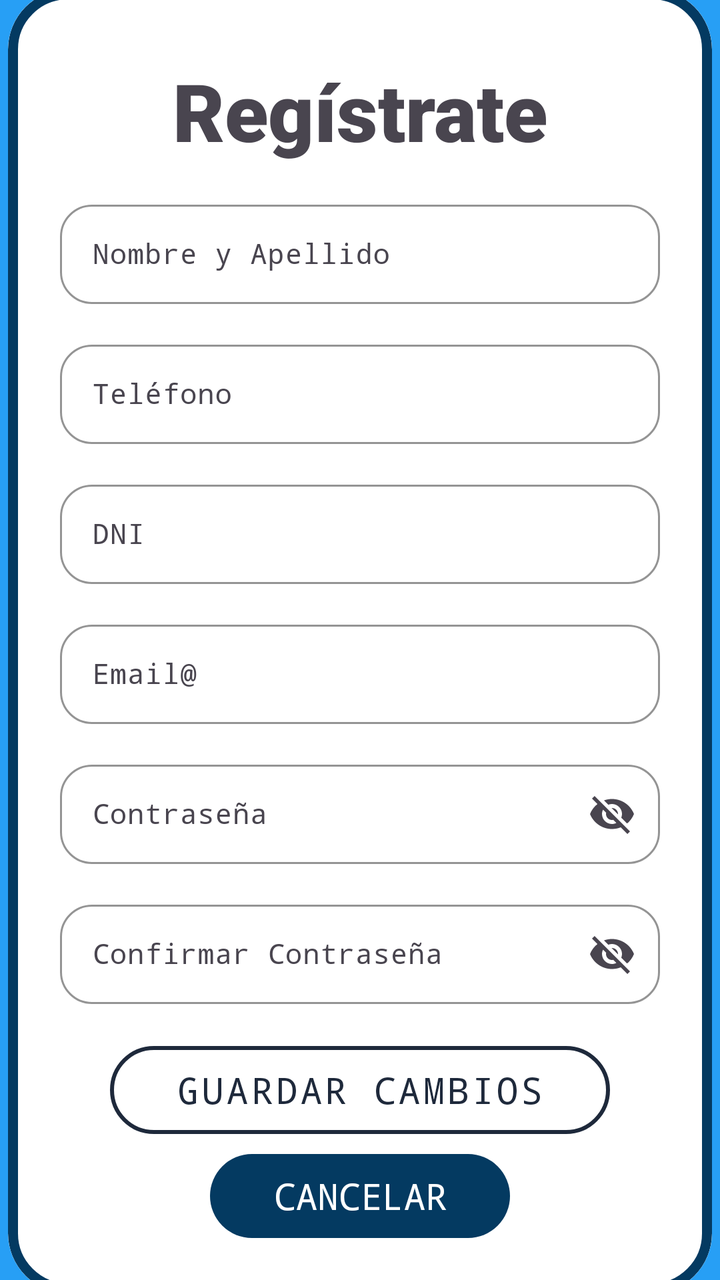
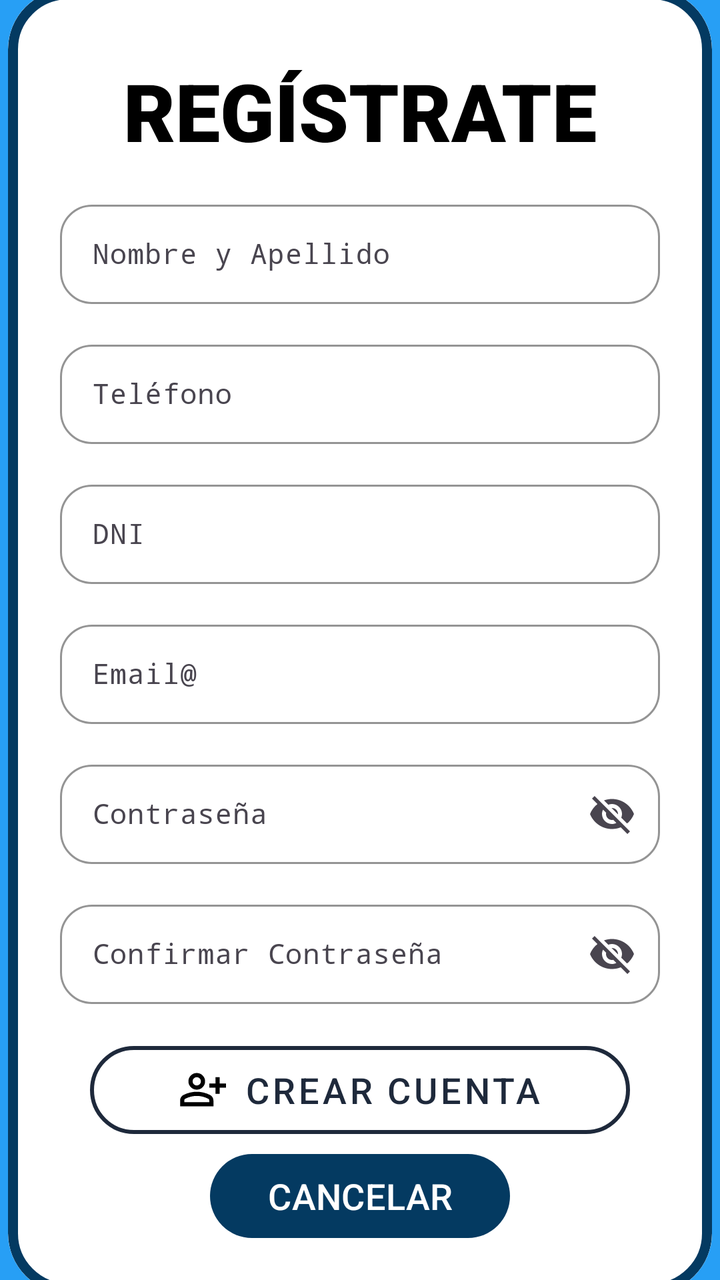

Screens rendered from an Android XML layout before and after an edit, with the pre-edit source and the edit as a unified diff.
<!-- AndroidManifest.xml: application theme Theme.ParkPay -->
<!-- res/layout/activity_registro.xml -->
<?xml version="1.0" encoding="utf-8"?>
<androidx.constraintlayout.widget.ConstraintLayout xmlns:android="http://schemas.android.com/apk/res/android"
    xmlns:app="http://schemas.android.com/apk/res-auto"
    xmlns:tools="http://schemas.android.com/tools"
    android:id="@+id/main"
    android:layout_width="match_parent"
    android:layout_height="match_parent"
    tools:context=".Registro"
    android:background="#279FF5">






































































































































































































































































    <com.google.android.material.card.MaterialCardView
        style="@style/Widget.Material3.CardView.Outlined"
        android:layout_width="352dp"

        android:layout_height="652dp"
        app:cardBackgroundColor="@android:color/transparent"
        app:cardCornerRadius="30dp"
        app:layout_constraintBottom_toBottomOf="parent"
        app:layout_constraintEnd_toEndOf="parent"
        app:layout_constraintHorizontal_bias="0.491"
        app:layout_constraintStart_toStartOf="parent"
        app:layout_constraintTop_toTopOf="parent"
        app:layout_constraintVertical_bias="0.493"
        app:strokeColor="#043A61"
        app:strokeWidth="5dp">

        <androidx.constraintlayout.widget.ConstraintLayout
            android:layout_width="match_parent"
            android:layout_height="match_parent"
            android:background="@color/white"
            android:padding="16dp">

            <TextView
                android:id="@+id/textView"
                android:layout_width="wrap_content"
                android:layout_height="wrap_content"
                android:layout_marginTop="18dp"
                android:fontFamily="sans-serif-black"
                android:text="@string/login_register"
                android:textSize="40sp"
                app:layout_constraintEnd_toEndOf="parent"
                app:layout_constraintHorizontal_bias="0.502"
                app:layout_constraintStart_toStartOf="parent"
                app:layout_constraintTop_toTopOf="parent" />

            <com.google.android.material.textfield.TextInputLayout
                android:id="@+id/til_name"
                android:layout_width="300dp"
                android:layout_height="55dp"
                android:hint="@string/register_name"
                app:boxBackgroundMode="outline"
                app:boxCornerRadiusBottomEnd="16dp"
                app:boxCornerRadiusBottomStart="16dp"
                app:boxCornerRadiusTopEnd="16dp"
                app:boxCornerRadiusTopStart="16dp"
                app:boxStrokeColor="#1E293B"
                app:hintTextColor="#64748B"
                app:layout_constraintEnd_toEndOf="parent"
                app:layout_constraintStart_toStartOf="parent"
                app:layout_constraintTop_toBottomOf="@+id/textView"
                android:layout_marginTop="15dp">

                <com.google.android.material.textfield.TextInputEditText
                    android:id="@+id/id_text_register_name"
                    android:layout_width="match_parent"
                    android:layout_height="wrap_content"
                    android:fontFamily="monospace"
                    android:inputType="text"
                    android:textColor="#0F172A"
                    android:textColorHint="#64748B"
                    android:textSize="14sp" />
            </com.google.android.material.textfield.TextInputLayout>


            <com.google.android.material.textfield.TextInputLayout
                android:id="@+id/til_phone"
                android:layout_width="300dp"
                android:layout_height="55dp"
                android:layout_marginTop="15dp"
                android:hint="@string/register_number"
                app:boxBackgroundMode="outline"
                app:boxCornerRadiusBottomEnd="16dp"
                app:boxCornerRadiusBottomStart="16dp"
                app:boxCornerRadiusTopEnd="16dp"
                app:boxCornerRadiusTopStart="16dp"
                app:boxStrokeColor="#1E293B"
                app:hintTextColor="#64748B"
                app:layout_constraintEnd_toEndOf="parent"
                app:layout_constraintStart_toStartOf="parent"
                app:layout_constraintTop_toBottomOf="@+id/til_name">

                <com.google.android.material.textfield.TextInputEditText
                    android:id="@+id/id_text_register_phone"
                    android:layout_width="match_parent"
                    android:layout_height="wrap_content"
                    android:inputType="number"
                    android:textColor="#0F172A"
                    android:textColorHint="#64748B"
                    android:textSize="14sp"
                    android:fontFamily="monospace"/>
            </com.google.android.material.textfield.TextInputLayout>

            <com.google.android.material.textfield.TextInputLayout
                android:id="@+id/til_dni"
                android:layout_width="300dp"
                android:layout_height="55dp"
                android:hint="@string/register_dni"
                app:boxBackgroundMode="outline"
                app:boxCornerRadiusBottomEnd="16dp"
                app:boxCornerRadiusBottomStart="16dp"
                app:boxCornerRadiusTopEnd="16dp"
                app:boxCornerRadiusTopStart="16dp"
                app:boxStrokeColor="#1E293B"
                app:hintTextColor="#64748B"
                app:layout_constraintEnd_toEndOf="parent"
                app:layout_constraintStart_toStartOf="parent"
                app:layout_constraintTop_toBottomOf="@+id/til_phone"
                android:layout_marginTop="15dp">

                <com.google.android.material.textfield.TextInputEditText
                    android:id="@+id/id_text_register_dni"
                    android:layout_width="match_parent"
                    android:layout_height="wrap_content"
                    android:fontFamily="monospace"
                    android:inputType="text"
                    android:textColor="#0F172A"
                    android:textColorHint="#64748B"
                    android:textSize="14sp" />
            </com.google.android.material.textfield.TextInputLayout>

            <com.google.android.material.textfield.TextInputLayout
                android:id="@+id/til_email"
                android:layout_width="300dp"
                android:layout_height="55dp"
                android:layout_marginTop="15dp"
                android:hint="@string/login_ph_email"
                app:boxBackgroundMode="outline"
                app:boxCornerRadiusBottomEnd="16dp"
                app:boxCornerRadiusBottomStart="16dp"
                app:boxCornerRadiusTopEnd="16dp"
                app:boxCornerRadiusTopStart="16dp"
                app:boxStrokeColor="#1E293B"
                app:hintTextColor="#64748B"
                app:layout_constraintEnd_toEndOf="parent"
                app:layout_constraintStart_toStartOf="parent"
                app:layout_constraintTop_toBottomOf="@+id/til_dni">

                <com.google.android.material.textfield.TextInputEditText
                    android:id="@+id/id_text_register_email"
                    android:layout_width="match_parent"
                    android:layout_height="wrap_content"
                    android:inputType="textEmailAddress"
                    android:textColor="#0F172A"
                    android:textColorHint="#64748B"
                    android:textSize="14sp"
                    android:fontFamily="monospace"/>
            </com.google.android.material.textfield.TextInputLayout>


            <com.google.android.material.textfield.TextInputLayout
                android:id="@+id/til_passw"
                android:layout_width="300dp"
                android:layout_height="55dp"
                android:hint="@string/login_ph_password"
                app:boxBackgroundMode="outline"
                app:boxCornerRadiusBottomEnd="16dp"
                app:boxCornerRadiusBottomStart="16dp"
                app:boxCornerRadiusTopEnd="16dp"
                app:boxCornerRadiusTopStart="16dp"
                app:boxStrokeColor="#1E293B"
                app:endIconMode="password_toggle"
                app:hintTextColor="#64748B"
                app:layout_constraintEnd_toEndOf="parent"
                app:layout_constraintStart_toStartOf="parent"
                app:layout_constraintTop_toBottomOf="@+id/til_email"
                android:layout_marginTop="15dp">

                <com.google.android.material.textfield.TextInputEditText
                    android:id="@+id/id_text_register_passw"
                    android:layout_width="match_parent"
                    android:layout_height="wrap_content"
                    android:fontFamily="monospace"
                    android:inputType="text"
                    android:textColor="#0F172A"
                    android:textColorHint="#64748B"
                    android:textSize="14sp" />
            </com.google.android.material.textfield.TextInputLayout>


            <com.google.android.material.textfield.TextInputLayout
                android:id="@+id/til_confPassw"
                android:layout_width="300dp"
                android:layout_height="55dp"
                android:layout_marginTop="15dp"
                android:hint="@string/register_confPassw"
                app:boxBackgroundMode="outline"
                app:boxCornerRadiusBottomEnd="16dp"
                app:boxCornerRadiusBottomStart="16dp"
                app:boxCornerRadiusTopEnd="16dp"
                app:boxCornerRadiusTopStart="16dp"
                app:boxStrokeColor="#1E293B"
                app:endIconMode="password_toggle"
                app:hintTextColor="#64748B"
                app:layout_constraintEnd_toEndOf="parent"
                app:layout_constraintStart_toStartOf="parent"
                app:layout_constraintTop_toBottomOf="@+id/til_passw">

                <com.google.android.material.textfield.TextInputEditText
                    android:id="@+id/id_text_register_confPassw"
                    android:layout_width="match_parent"
                    android:layout_height="wrap_content"
                    android:inputType="text"
                    android:textColor="#0F172A"
                    android:textColorHint="#64748B"
                    android:textSize="14sp"
                    android:fontFamily="monospace"/>
            </com.google.android.material.textfield.TextInputLayout>


            <com.google.android.material.button.MaterialButton
                android:id="@+id/id_bt_register_user"
                style="@style/Widget.MaterialComponents.Button.OutlinedButton"
                android:layout_width="250dp"
                android:layout_height="56dp"
                android:layout_marginHorizontal="8dp"
                android:layout_marginTop="15dp"
                android:fontFamily="monospace"
                android:onClick="crearUsuario"
                android:text="@string/user_update_user"
                android:textAllCaps="true"
                android:textColor="#1E293B"
                android:textSize="18sp"
                app:cornerRadius="28dp"
                app:layout_constraintEnd_toEndOf="parent"
                app:layout_constraintStart_toStartOf="parent"
                app:layout_constraintTop_toBottomOf="@+id/til_confPassw"
                app:strokeColor="#1E293B"
                app:strokeWidth="2dp" />

            <com.google.android.material.button.MaterialButton
                android:id="@+id/id_bt_register_canceled"
                android:layout_width="150dp"
                android:layout_height="50dp"
                android:layout_marginHorizontal="8dp"
                android:fontFamily="monospace"
                android:onClick="cancelarRegistro"
                android:text="@string/bt_canceled"
                android:textAllCaps="true"
                android:textColor="#FFFFFF"
                android:textSize="18sp"
                app:backgroundTint="#043A61"
                app:cornerRadius="29dp"
                app:elevation="5dp"
                app:layout_constraintEnd_toEndOf="parent"
                app:layout_constraintStart_toStartOf="parent"
                app:layout_constraintTop_toBottomOf="@+id/id_bt_register_user" />


        </androidx.constraintlayout.widget.ConstraintLayout>

    </com.google.android.material.card.MaterialCardView>

</androidx.constraintlayout.widget.ConstraintLayout>
<!-- resources referenced by this layout -->
<resources>
  <color name="white">#FFFFFFFF</color>
  <string name="bt_canceled">Cancelar</string>
  <string name="login_ph_email">Email@</string>
  <string name="login_ph_password">Contraseña</string>
  <string name="login_register">Regístrate</string>
  <string name="register_confPassw">Confirmar Contraseña</string>
  <string name="register_dni">DNI</string>
  <string name="register_name">Nombre y Apellido</string>
  <string name="register_number">Teléfono</string>
  <string name="user_update_user">Guardar Cambios</string>
  <style name="Theme.ParkPay" parent="Base.Theme.ParkPay" />
  <style name="Base.Theme.ParkPay" parent="Theme.Material3.DayNight.NoActionBar">
          
          
      </style>
</resources>

<!-- the commit's change to res/layout/activity_registro.xml (unified diff, before → after) -->
@@ -297,7 +297,8 @@
                 android:layout_height="wrap_content"
                 android:layout_marginTop="18dp"
                 android:fontFamily="sans-serif-black"
-                android:text="@string/login_register"
+                android:text="@string/register_title"
+                android:textColor="@color/black"
                 android:textSize="40sp"
                 app:layout_constraintEnd_toEndOf="parent"
                 app:layout_constraintHorizontal_bias="0.502"
@@ -327,8 +328,8 @@
                     android:layout_height="wrap_content"
                     android:fontFamily="monospace"
                     android:inputType="text"
-                    android:textColor="#0F172A"
-                    android:textColorHint="#64748B"
+                    android:textColor="@color/black"
+                    android:textColorHint="@color/black"
                     android:textSize="14sp" />
             </com.google.android.material.textfield.TextInputLayout>
 
@@ -355,8 +356,8 @@
                     android:layout_width="match_parent"
                     android:layout_height="wrap_content"
                     android:inputType="number"
-                    android:textColor="#0F172A"
-                    android:textColorHint="#64748B"
+                    android:textColor="@color/black"
+                    android:textColorHint="@color/black"
                     android:textSize="14sp"
                     android:fontFamily="monospace"/>
             </com.google.android.material.textfield.TextInputLayout>
@@ -384,8 +385,8 @@
                     android:layout_height="wrap_content"
                     android:fontFamily="monospace"
                     android:inputType="text"
-                    android:textColor="#0F172A"
-                    android:textColorHint="#64748B"
+                    android:textColor="@color/black"
+                    android:textColorHint="@color/black"
                     android:textSize="14sp" />
             </com.google.android.material.textfield.TextInputLayout>
 
@@ -411,8 +412,8 @@
                     android:layout_width="match_parent"
                     android:layout_height="wrap_content"
                     android:inputType="textEmailAddress"
-                    android:textColor="#0F172A"
-                    android:textColorHint="#64748B"
+                    android:textColor="@color/black"
+                    android:textColorHint="@color/black"
                     android:textSize="14sp"
                     android:fontFamily="monospace"/>
             </com.google.android.material.textfield.TextInputLayout>
@@ -442,8 +443,8 @@
                     android:layout_height="wrap_content"
                     android:fontFamily="monospace"
                     android:inputType="text"
-                    android:textColor="#0F172A"
-                    android:textColorHint="#64748B"
+                    android:textColor="@color/black"
+                    android:textColorHint="@color/black"
                     android:textSize="14sp" />
             </com.google.android.material.textfield.TextInputLayout>
 
@@ -471,8 +472,8 @@
                     android:layout_width="match_parent"
                     android:layout_height="wrap_content"
                     android:inputType="text"
-                    android:textColor="#0F172A"
-                    android:textColorHint="#64748B"
+                    android:textColor="@color/black"
+                    android:textColorHint="@color/black"
                     android:textSize="14sp"
                     android:fontFamily="monospace"/>
             </com.google.android.material.textfield.TextInputLayout>
@@ -481,13 +482,12 @@
             <com.google.android.material.button.MaterialButton
                 android:id="@+id/id_bt_register_user"
                 style="@style/Widget.MaterialComponents.Button.OutlinedButton"
-                android:layout_width="250dp"
+                android:layout_width="270dp"
                 android:layout_height="56dp"
                 android:layout_marginHorizontal="8dp"
                 android:layout_marginTop="15dp"
-                android:fontFamily="monospace"
                 android:onClick="crearUsuario"
-                android:text="@string/user_update_user"
+                android:text="@string/register_add"
                 android:textAllCaps="true"
                 android:textColor="#1E293B"
                 android:textSize="18sp"
@@ -496,14 +496,18 @@
                 app:layout_constraintStart_toStartOf="parent"
                 app:layout_constraintTop_toBottomOf="@+id/til_confPassw"
                 app:strokeColor="#1E293B"
-                app:strokeWidth="2dp" />
+                app:strokeWidth="2dp"
+                app:icon="@drawable/icon_register"
+                app:iconGravity="textStart"
+                app:iconPadding="8dp"
+                app:iconTint="@color/black"
+                app:iconSize="25dp"/>
 
             <com.google.android.material.button.MaterialButton
                 android:id="@+id/id_bt_register_canceled"
                 android:layout_width="150dp"
                 android:layout_height="50dp"
                 android:layout_marginHorizontal="8dp"
-                android:fontFamily="monospace"
                 android:onClick="cancelarRegistro"
                 android:text="@string/bt_canceled"
                 android:textAllCaps="true"
<!-- resource entries referenced after the edit -->
@@ -1,15 +1,22 @@
 <!-- resources referenced by this layout -->
 <resources>
+  <color name="black">#FF000000</color>
   <color name="white">#FFFFFFFF</color>
+  <!-- drawable icon_register (drawable) -->
+  <vector xmlns:android="http://schemas.android.com/apk/res/android" android:height="24dp" android:tint="#000000" android:viewportHeight="960" android:viewportWidth="960" android:width="24dp">
+        
+      <path android:fillColor="@android:color/white" android:pathData="M720,560L720,440L600,440L600,360L720,360L720,240L800,240L800,360L920,360L920,440L800,440L800,560L720,560ZM247,433Q200,386 200,320Q200,254 247,207Q294,160 360,160Q426,160 473,207Q520,254 520,320Q520,386 473,433Q426,480 360,480Q294,480 247,433ZM40,800L40,688Q40,654 57.5,625.5Q75,597 104,582Q166,551 230,535.5Q294,520 360,520Q426,520 490,535.5Q554,551 616,582Q645,597 662.5,625.5Q680,654 680,688L680,800L40,800ZM120,720L600,720L600,688Q600,677 594.5,668Q589,659 580,654Q526,627 471,613.5Q416,600 360,600Q304,600 249,613.5Q194,627 140,654Q131,659 125.5,668Q120,677 120,688L120,720ZM416.5,376.5Q440,353 440,320Q440,287 416.5,263.5Q393,240 360,240Q327,240 303.5,263.5Q280,287 280,320Q280,353 303.5,376.5Q327,400 360,400Q393,400 416.5,376.5ZM360,320Q360,320 360,320Q360,320 360,320Q360,320 360,320Q360,320 360,320Q360,320 360,320Q360,320 360,320Q360,320 360,320Q360,320 360,320ZM360,720L360,720Q360,720 360,720Q360,720 360,720Q360,720 360,720Q360,720 360,720Q360,720 360,720Q360,720 360,720Q360,720 360,720Q360,720 360,720L360,720Z"/>
+      
+  </vector>
   <string name="bt_canceled">Cancelar</string>
   <string name="login_ph_email">Email@</string>
   <string name="login_ph_password">Contraseña</string>
-  <string name="login_register">Regístrate</string>
+  <string name="register_add">Crear Cuenta</string>
   <string name="register_confPassw">Confirmar Contraseña</string>
   <string name="register_dni">DNI</string>
   <string name="register_name">Nombre y Apellido</string>
   <string name="register_number">Teléfono</string>
-  <string name="user_update_user">Guardar Cambios</string>
+  <string name="register_title">REGÍSTRATE</string>
   <style name="Theme.ParkPay" parent="Base.Theme.ParkPay" />
   <style name="Base.Theme.ParkPay" parent="Theme.Material3.DayNight.NoActionBar">
           
